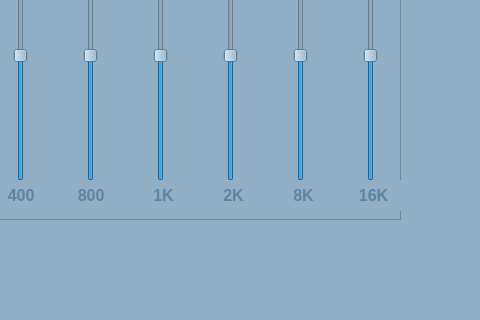
Before: the Qt Designer form Audio_pj/eq.ui in Kasitphoom/Audio_EQ, drawn with Qt 5; both pictures show x 420 to 900 and y 180 to 500 of the 900 by 500 pixel window.
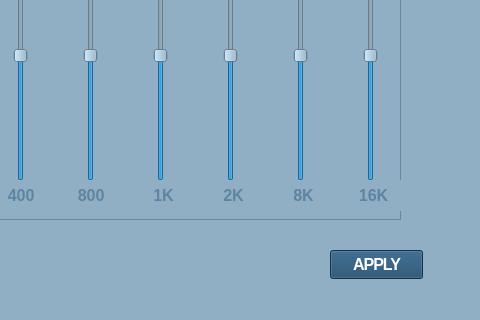
After: the same form once the commit is applied. Icons and pictures are not drawn.

```diff
--- a/Audio_pj/eq.ui
+++ b/Audio_pj/eq.ui
@@ -10,6 +10,18 @@
     <height>500</height>
    </rect>
   </property>
+  <property name="minimumSize">
+   <size>
+    <width>900</width>
+    <height>500</height>
+   </size>
+  </property>
+  <property name="maximumSize">
+   <size>
+    <width>900</width>
+    <height>500</height>
+   </size>
+  </property>
   <property name="windowTitle">
    <string>MainWindow</string>
   </property>
@@ -802,6 +814,36 @@
      </property>
     </widget>
    </widget>
+   <widget class="QPushButton" name="pushButton_7">
+    <property name="geometry">
+     <rect>
+      <x>750</x>
+      <y>430</y>
+      <width>93</width>
+      <height>29</height>
+     </rect>
+    </property>
+    <property name="styleSheet">
+     <string notr="true">QPushButton {
+font-style: normal;
+font-weight: 2000;
+font-size: 16px;
+line-height: 41px;
+letter-spacing: -1px;
+background-color: rgb(26, 69, 104);
+color: #FFFFFF;
+}
+QPushButton:hover
+{
+color: #808080;
+background-color: rgb(255, 255, 255);
+}
+</string>
+    </property>
+    <property name="text">
+     <string>APPLY</string>
+    </property>
+   </widget>
   </widget>
   <widget class="QMenuBar" name="menubar">
    <property name="geometry">
```
Left out of the diff: 45 changed lines with no effect on the pictures.
